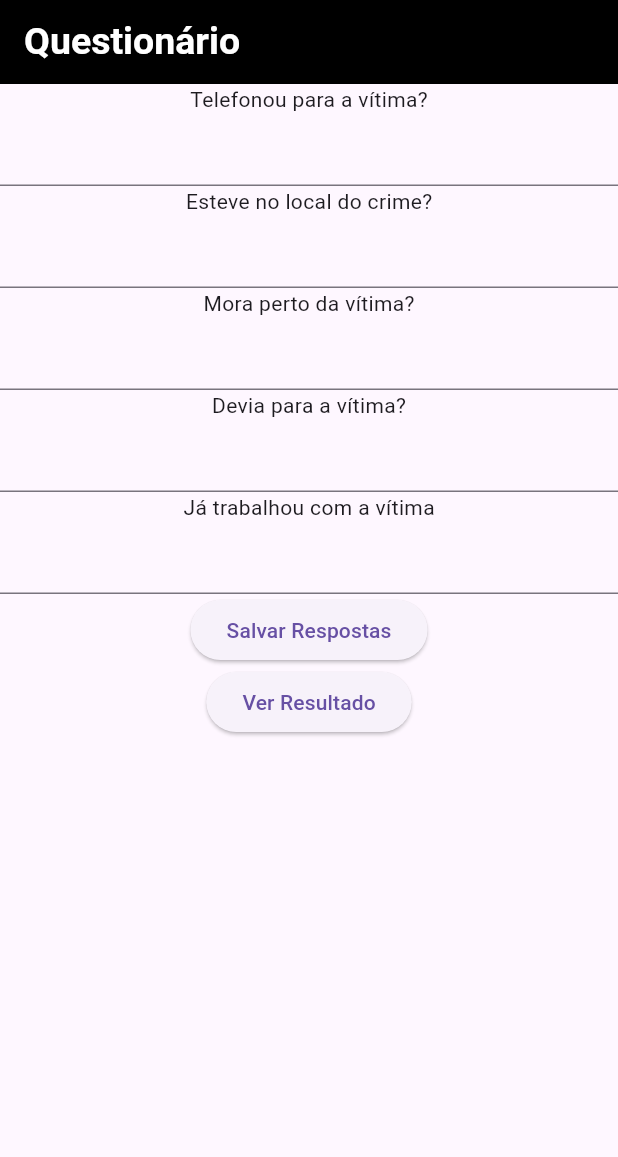
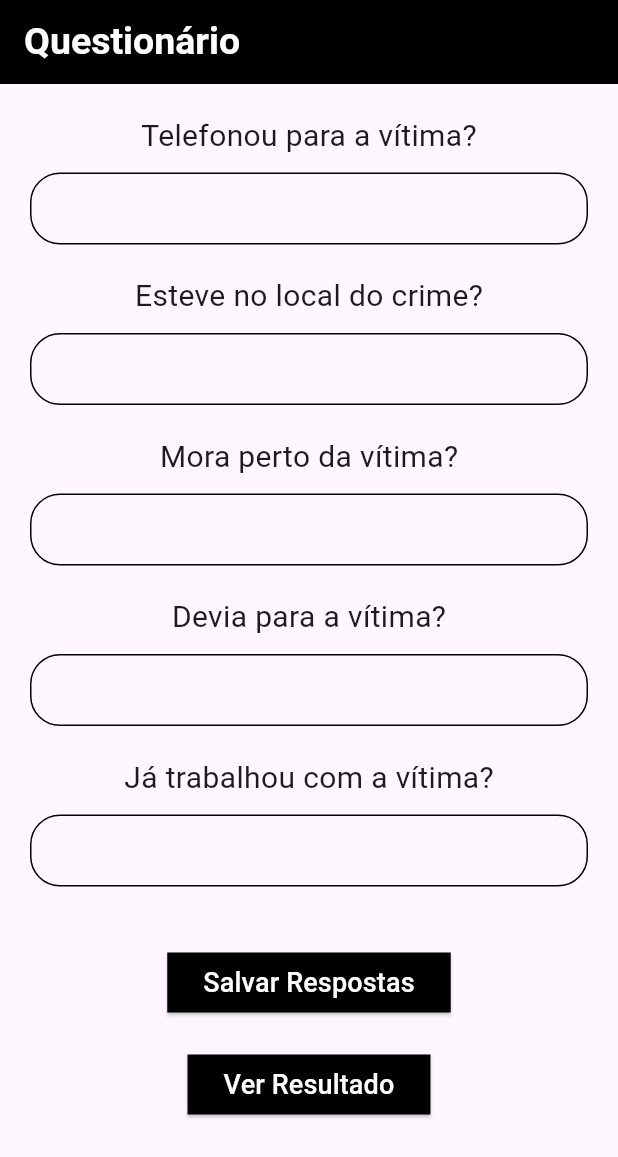
Before and after one commit to Pedro-Vitor21J/Atividade-Avaliativa2-P3, a Flutter app: the screen it shows after launch, on a phone screen of 412 x 824 dp. Shown: the top 1157 px of the screen. Run offline on Flutter 3.47's test engine with Material 3 defaults, Android fonts, the light colour scheme and no system bars; our stand-ins replace shared_preferences.

Commit message:
Feat: Melhora a interface da página Questionário

```diff
--- a/lib/pages/Questionario.dart
+++ b/lib/pages/Questionario.dart
@@ -10,7 +10,7 @@ class Questionario extends StatefulWidget {
 }
 
 class _QuestionarioState extends State<Questionario> {
-  //Scanea o teclado do usuário
+  //Ler o teclado do usuário
   TextEditingController controllerResposta1 = TextEditingController();
   TextEditingController controllerResposta2 = TextEditingController();
   TextEditingController controllerResposta3 = TextEditingController();
@@ -53,9 +53,6 @@ class _QuestionarioState extends State<Questionario> {
     controllerResposta3.clear();
     controllerResposta4.clear();
     controllerResposta5.clear();
-
-    //Teste
-    print(simContador);
   }
 
   @override
@@ -74,59 +71,172 @@ class _QuestionarioState extends State<Questionario> {
         ),
       ),
 
-      body: Column(
+      body: Padding(
+        padding: EdgeInsets.symmetric(horizontal: 20.0),
+        child: Column(
           children: [
-          //Pergutas(Início)
-          Text('Telefonou para a vítima?'),
+            SizedBox(height: 20),
+
+            // Iníco das pergutas
+            Text(
+              'Telefonou para a vítima?',
+              textAlign: TextAlign.left,
+              style: TextStyle(fontSize: 20),
+            ),
+            SizedBox(height: 10),
             TextField(
               controller: controllerResposta1,
-            decoration: InputDecoration(),
+              cursorColor: Colors.black,
+              decoration: InputDecoration(
+                enabledBorder: OutlineInputBorder(
+                  borderRadius: BorderRadius.circular(20),
+                  borderSide: BorderSide(color: Colors.black, width: 1),
+                ),
+                focusedBorder: OutlineInputBorder(
+                  borderRadius: BorderRadius.circular(20),
+                  borderSide: BorderSide(color: Colors.black, width: 2),
+                ),
+                contentPadding: EdgeInsets.symmetric(
+                  horizontal: 15,
+                  vertical: 12,
+                ),
+              ),
             ),
 
-          Text('Esteve no local do crime?'),
+            SizedBox(height: 20),
+
+            Text('Esteve no local do crime?', style: TextStyle(fontSize: 20)),
+            SizedBox(height: 10),
             TextField(
               controller: controllerResposta2,
-            decoration: InputDecoration(),
+              cursorColor: Colors.black,
+              decoration: InputDecoration(
+                enabledBorder: OutlineInputBorder(
+                  borderRadius: BorderRadius.circular(20),
+                  borderSide: BorderSide(color: Colors.black, width: 1),
+                ),
+                focusedBorder: OutlineInputBorder(
+                  borderRadius: BorderRadius.circular(20),
+                  borderSide: BorderSide(color: Colors.black, width: 2),
+                ),
+                contentPadding: EdgeInsets.symmetric(
+                  horizontal: 15,
+                  vertical: 12,
+                ),
+              ),
             ),
 
-          Text('Mora perto da vítima?'),
+            SizedBox(height: 20),
+
+            Text('Mora perto da vítima?', style: TextStyle(fontSize: 20)),
+            SizedBox(height: 10),
             TextField(
               controller: controllerResposta3,
-            decoration: InputDecoration(),
+              cursorColor: Colors.black,
+              decoration: InputDecoration(
+                enabledBorder: OutlineInputBorder(
+                  borderRadius: BorderRadius.circular(20),
+                  borderSide: BorderSide(color: Colors.black, width: 1),
+                ),
+                focusedBorder: OutlineInputBorder(
+                  borderRadius: BorderRadius.circular(20),
+                  borderSide: BorderSide(color: Colors.black, width: 2),
+                ),
+                contentPadding: EdgeInsets.symmetric(
+                  horizontal: 15,
+                  vertical: 12,
+                ),
+              ),
             ),
 
-          Text('Devia para a vítima?'),
+            SizedBox(height: 20),
+
+            Text('Devia para a vítima?', style: TextStyle(fontSize: 20)),
+            SizedBox(height: 10),
             TextField(
               controller: controllerResposta4,
-            decoration: InputDecoration(),
+              cursorColor: Colors.black,
+              decoration: InputDecoration(
+                enabledBorder: OutlineInputBorder(
+                  borderRadius: BorderRadius.circular(20),
+                  borderSide: BorderSide(color: Colors.black, width: 1),
+                ),
+                focusedBorder: OutlineInputBorder(
+                  borderRadius: BorderRadius.circular(20),
+                  borderSide: BorderSide(color: Colors.black, width: 2),
+                ),
+                contentPadding: EdgeInsets.symmetric(
+                  horizontal: 15,
+                  vertical: 12,
+                ),
+              ),
             ),
 
-          Text('Já trabalhou com a vítima'),
+            SizedBox(height: 20),
+
+            Text('Já trabalhou com a vítima?', style: TextStyle(fontSize: 20)),
+            SizedBox(height: 10),
             TextField(
               controller: controllerResposta5,
-            decoration: InputDecoration(),
+              cursorColor: Colors.black,
+              decoration: InputDecoration(
+                enabledBorder: OutlineInputBorder(
+                  borderRadius: BorderRadius.circular(20),
+                  borderSide: BorderSide(color: Colors.black, width: 1),
                 ),
-          //Pergutas(Fim)
-
-          //Botão para salvar os dados
-          ElevatedButton(
-            onPressed: () {
-              salvarDados();
-            },
-            child: Text('Salvar Respostas'),
+                focusedBorder: OutlineInputBorder(
+                  borderRadius: BorderRadius.circular(20),
+                  borderSide: BorderSide(color: Colors.black, width: 2),
+                ),
+                contentPadding: EdgeInsets.symmetric(
+                  horizontal: 15,
+                  vertical: 12,
+                ),
+              ),
             ),
 
-          //Botão para ver o resultado. Leva para a página Resultado.dart
+            // Fim das pergutas
+            SizedBox(height: 40),
+
+            // Botão para salvar os dados
             ElevatedButton(
+              style: ElevatedButton.styleFrom(
+                backgroundColor: Colors.black,
+                shape: RoundedRectangleBorder(
+                  borderRadius: BorderRadius.circular(0),
+                ),
+              ),
+              onPressed: salvarDados,
+              child: Text(
+                'Salvar Respostas',
+                style: TextStyle(color: Colors.white, fontSize: 18),
+              ),
+            ),
+
+            SizedBox(height: 20),
+
+            // Botão para ver o resultado
+            ElevatedButton(
+              style: ElevatedButton.styleFrom(
+                backgroundColor: Colors.black,
+                shape: RoundedRectangleBorder(
+                  borderRadius: BorderRadius.circular(0),
+                ),
+              ),
               onPressed: () {
                 Navigator.push(
                   context,
                   MaterialPageRoute(builder: (context) => Resultado()),
                 );
               },
-            child: Text('Ver Resultado'),
+              child: Text(
+                'Ver Resultado',
+                style: TextStyle(color: Colors.white, fontSize: 18),
               ),
+            ),
+            SizedBox(height: 20),
           ],
+        ),
       ),
     );
   }
```
Lines whose indentation alone changed are shown as unchanged.
